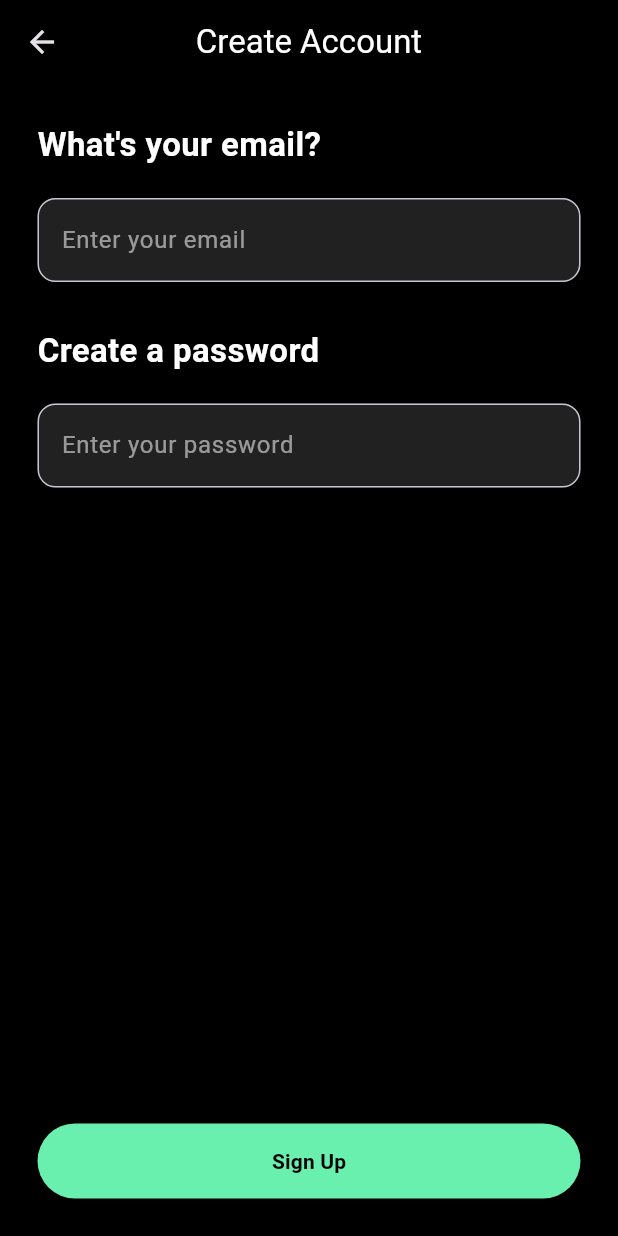
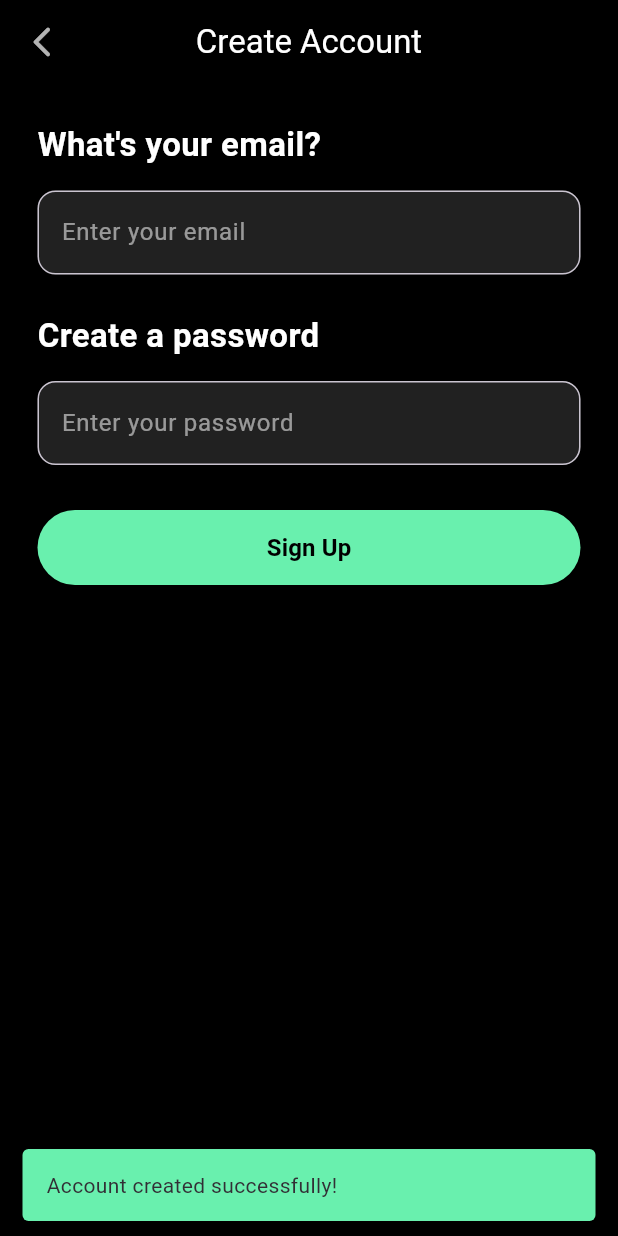
Before and after one commit to Next-Gen-Evans/myreal_app, a Flutter app: the SignupEmailScreen screen opened by its route, after a tap on "Sign Up", on a phone screen of 412 x 824 dp. Run offline on Flutter 3.47's test engine with Material 3 defaults, Android fonts, the phone set to English and light mode, and no system bars.

Commit message:
Refactor SignupEmailScreen layout and add success snackbar on sign up

```diff
--- a/lib/screens/signup_email_screen.dart
+++ b/lib/screens/signup_email_screen.dart
@@ -12,6 +12,14 @@ class SignupEmailScreen extends StatelessWidget {
       backgroundColor: Colors.black,
       appBar: AppBar(
         backgroundColor: Colors.black,
+        elevation: 0,
+        leading: IconButton(
+          icon: const Icon(
+            Icons.arrow_back_ios_new_rounded,
+            color: Colors.white70,
+          ),
+          onPressed: () => Navigator.pop(context),
+        ),
         title: const Text(
           'Create Account',
           style: TextStyle(color: Colors.white),
@@ -31,7 +39,7 @@ class SignupEmailScreen extends StatelessWidget {
                 fontWeight: FontWeight.bold,
               ),
             ),
-            const SizedBox(height: 20),
+            const SizedBox(height: 15),
             TextField(
               controller: emailController,
               style: const TextStyle(color: Colors.white),
@@ -46,7 +54,7 @@ class SignupEmailScreen extends StatelessWidget {
                 ),
               ),
             ),
-            const SizedBox(height: 30),
+            const SizedBox(height: 25),
             const Text(
               "Create a password",
               style: TextStyle(
@@ -55,7 +63,7 @@ class SignupEmailScreen extends StatelessWidget {
                 fontWeight: FontWeight.bold,
               ),
             ),
-            const SizedBox(height: 20),
+            const SizedBox(height: 15),
             TextField(
               controller: passwordController,
               obscureText: true,
@@ -71,22 +79,34 @@ class SignupEmailScreen extends StatelessWidget {
                 ),
               ),
             ),
-            const Spacer(),
-            ElevatedButton(
+
+            const SizedBox(height: 30),
+
+            // ✅ Sign Up Button directly below password
+            SizedBox(
+              width: double.infinity,
+              height: 50,
+              child: ElevatedButton(
                 style: ElevatedButton.styleFrom(
                   backgroundColor: Colors.greenAccent,
                   foregroundColor: Colors.black,
-                minimumSize: const Size(double.infinity, 50),
                   shape: RoundedRectangleBorder(
                     borderRadius: BorderRadius.circular(30),
                   ),
                 ),
                 onPressed: () {
-                // TODO: Save email and password logic
+                  ScaffoldMessenger.of(context).showSnackBar(
+                    const SnackBar(
+                      content: Text("Account created successfully!"),
+                      backgroundColor: Colors.greenAccent,
+                      behavior: SnackBarBehavior.floating,
+                    ),
+                  );
                 },
                 child: const Text(
                   "Sign Up",
-                style: TextStyle(fontWeight: FontWeight.bold),
+                  style: TextStyle(fontWeight: FontWeight.bold, fontSize: 16),
+                ),
               ),
             ),
           ],
```
Lines whose indentation alone changed are shown as unchanged.
